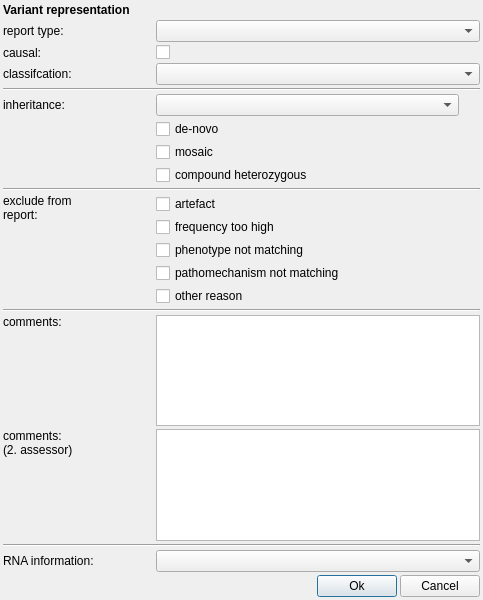
This is src/GSvar/ReportVariantDialog.ui in imgag/ngs-bits as Qt 5 draws it before an edit. The edited form follows.
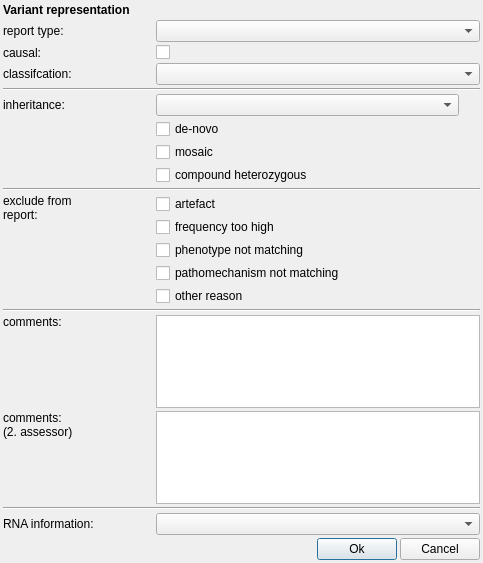
This is the edited form. Icons and pictures are not drawn.

The edit to the form file:
```diff
--- a/src/GSvar/ReportVariantDialog.ui
+++ b/src/GSvar/ReportVariantDialog.ui
@@ -7,7 +7,7 @@
     <x>0</x>
     <y>0</y>
     <width>483</width>
-    <height>600</height>
+    <height>563</height>
    </rect>
   </property>
   <property name="windowTitle">
```
Left out of the diff: 3 changed lines with no effect on the pictures.
